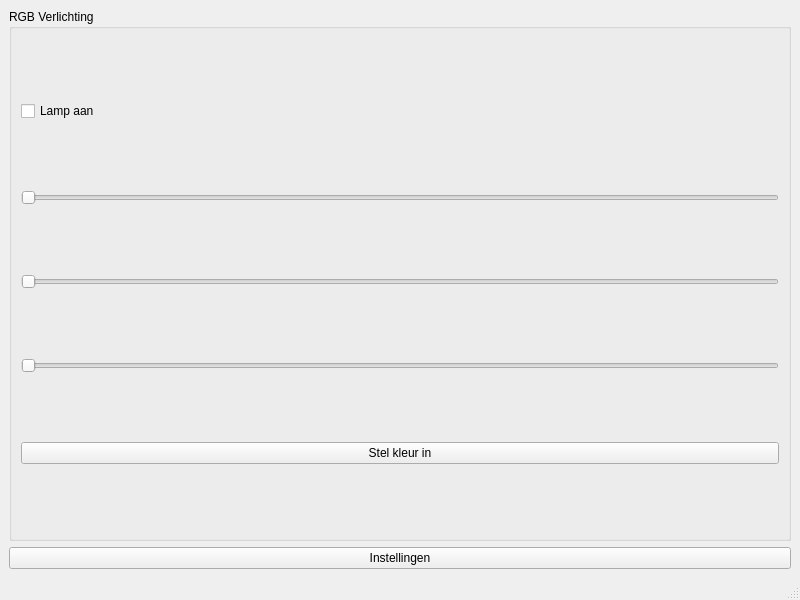
The window that mainwindow.ui (wifiinc/qt-dashboard-application) describes before a commit, drawn with Qt 5.
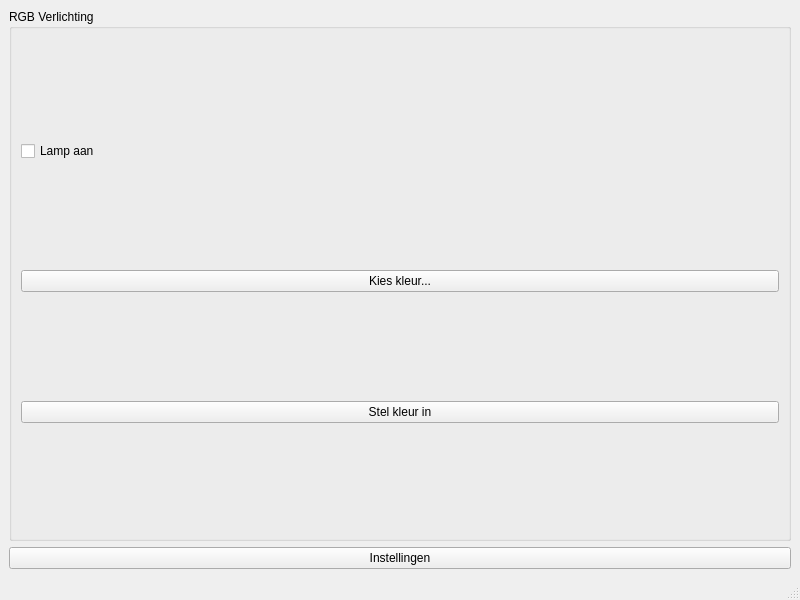
The same window after the commit.

Commit message: rbg-sliders is nu een Qcolordialog

What changed in the file:
```diff
--- a/mainwindow.ui
+++ b/mainwindow.ui
@@ -26,32 +26,9 @@
         </widget>
        </item>
        <item>
-        <widget class="QSlider" name="sliderR">
-         <property name="maximum">
-          <number>255</number>
-         </property>
-         <property name="orientation">
-          <enum>Qt::Orientation::Horizontal</enum>
-         </property>
-        </widget>
-       </item>
-       <item>
-        <widget class="QSlider" name="sliderG">
-         <property name="maximum">
-          <number>255</number>
-         </property>
-         <property name="orientation">
-          <enum>Qt::Orientation::Horizontal</enum>
-         </property>
-        </widget>
-       </item>
-       <item>
-        <widget class="QSlider" name="sliderB">
-         <property name="maximum">
-          <number>255</number>
-         </property>
-         <property name="orientation">
-          <enum>Qt::Orientation::Horizontal</enum>
+        <widget class="QPushButton" name="btnOpenColorPicker">
+         <property name="text">
+          <string>Kies kleur...</string>
          </property>
         </widget>
        </item>
```
Left out of the diff: 15 changed lines with no effect on the pictures. The commit also changes 2 other files.
